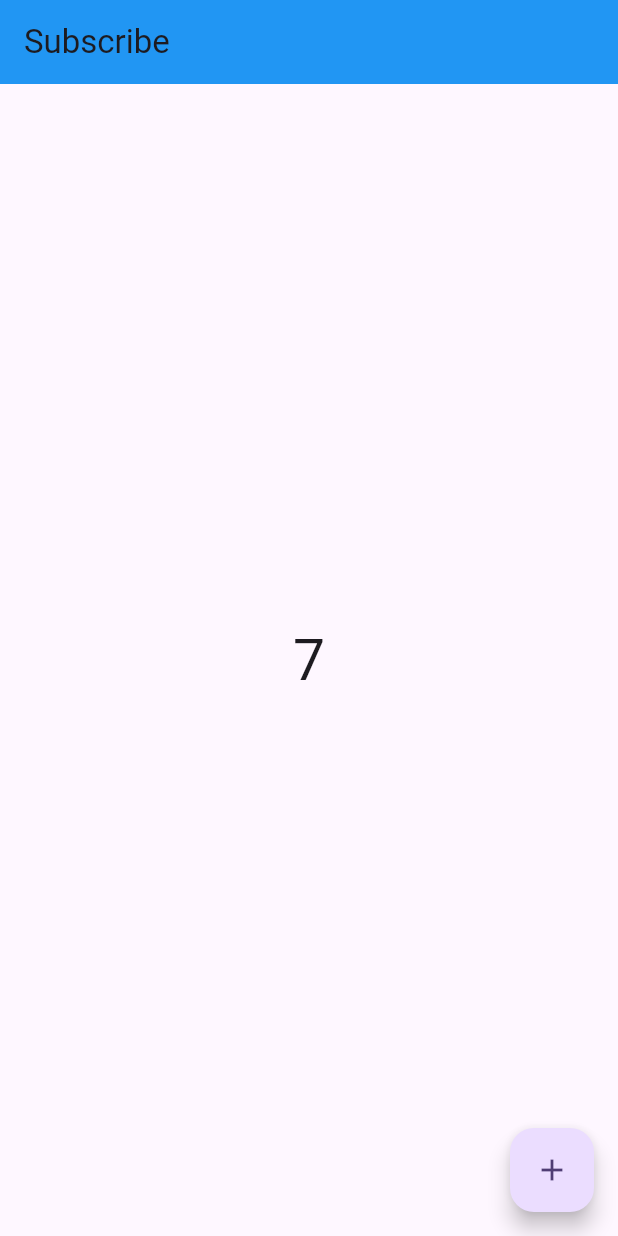
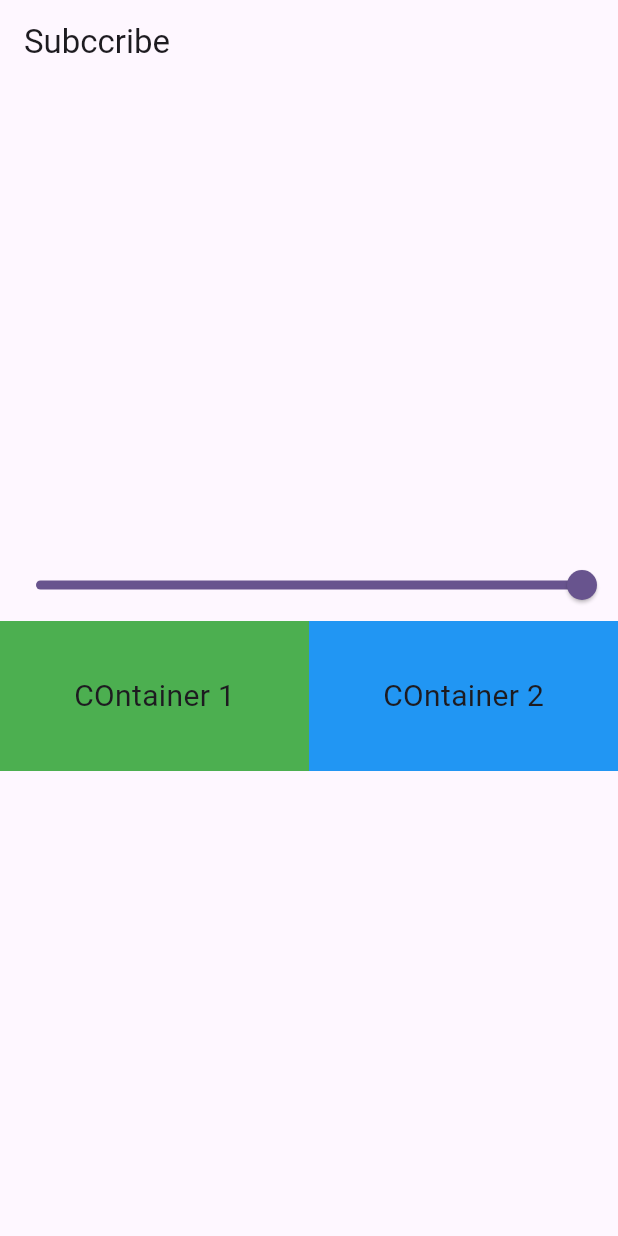
Before and after one commit to shiran02/-Provider-State-Management-course, a Flutter app: the screen it shows after launch, on a phone screen of 412 x 824 dp. Run offline on Flutter 3.47's test engine with Material 3 defaults, Android fonts, the phone set to English and light mode, and no system bars.

Commit message:
multy Provider

```diff
--- a/provider_course/lib/main.dart
+++ b/provider_course/lib/main.dart
@@ -2,7 +2,9 @@
 import 'package:provider/provider.dart';
 import 'package:provider_course/home_screen.dart';
 import 'package:provider_course/provider/count_provider.dart';
+import 'package:provider_course/provider/example_one_provider.dart';
 import 'package:provider_course/screens/count_example.dart';
+import 'package:provider_course/screens/example_one.dart';
 import 'package:provider_course/stateful_widget_screen.dart';
 import 'package:provider_course/why_provider.dart';
 
@@ -18,15 +20,18 @@
   Widget build(BuildContext context) {
     print('build');
 
-    return ChangeNotifierProvider(
-      create: (_) => CountPRovider(),
+    return MultiProvider(
+      providers: [
+        ChangeNotifierProvider(create: (_)=>CountPRovider()),
+        ChangeNotifierProvider(create: (_)=>ExampleOneProvider()),
+      ],
       child: MaterialApp(
         title: 'Flutter Demo',
         theme: ThemeData(
           colorScheme: ColorScheme.fromSeed(seedColor: Colors.deepPurple),
           useMaterial3: true,
         ),
-        home: CountExapmle(),
+        home: ExampleOneScreen(),
       ),
     );
   }
--- /dev/null
+++ b/provider_course/lib/provider/example_one_provider.dart
@@ -0,0 +1,11 @@
+ import 'package:flutter/material.dart';
+
+class ExampleOneProvider with ChangeNotifier{
+    double _value = 1.0;
+    double get  value => _value;
+    void setValue(double val){
+      _value = val;
+      notifyListeners();
+    }
+
+}
--- /dev/null
+++ b/provider_course/lib/screens/example_one.dart
@@ -0,0 +1,79 @@
+import 'package:flutter/material.dart';
+import 'package:provider/provider.dart';
+import 'package:provider_course/provider/example_one_provider.dart';
+
+class ExampleOneScreen extends StatefulWidget {
+  const ExampleOneScreen({super.key});
+
+  @override
+  State<ExampleOneScreen> createState() => _ExampleOneScreenState();
+}
+
+class _ExampleOneScreenState extends State<ExampleOneScreen> {
+  double value = 1.0;
+  @override
+  Widget build(BuildContext context) {
+   //final provider = Provider.of<ExampleOneProvider>(context, listen: false);
+    print('build');
+    return Scaffold(
+      appBar: AppBar(
+        title: Text('Subccribe'),
+      ),
+      body: Column(
+        mainAxisAlignment: MainAxisAlignment.center,
+        children: [
+          Consumer<ExampleOneProvider>(
+            builder: (context, value, child) {
+              return Slider(
+                min: 0,
+                max: 1,
+                value: value.value,
+                onChanged: (val) {
+                  value.setValue(val);
+
+                  // provider.setValue(val);
+
+                  print(val);
+                  setState(() {});
+                },
+              );
+            },
+          ),
+          Consumer<ExampleOneProvider>(
+
+            builder: (context, value, child) {
+              return Row(
+                children: [
+                  Expanded(
+                    flex: 1,
+                    child: Container(
+                      height: 100,
+                      decoration: BoxDecoration(
+                          color: Colors.green.withOpacity(value.value)),
+                      child: const Center(
+                          child: Text(
+                        'COntainer 1',
+                        style: TextStyle(fontSize: 20),
+                      )),
+                    ),
+                  ),
+                  Expanded(
+                    flex: 1,
+                    child: Container(
+                      height: 100,
+                      decoration: BoxDecoration(
+                          color: Colors.blue.withOpacity(value.value)),
+                      child: const Center(
+                          child: Text('COntainer 2',
+                              style: TextStyle(fontSize: 20))),
+                    ),
+                  ),
+                ],
+              );
+            },
+          ),
+        ],
+      ),
+    );
+  }
+}
```
